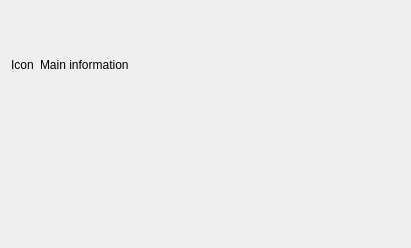
Old version of the form src/detailDialogBase.ui in the repository KDE/ksystemlog.
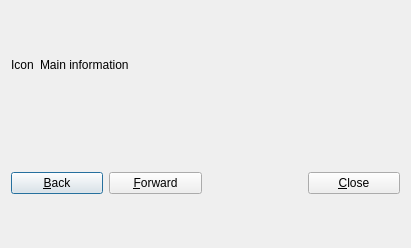
New version of the form. Custom widgets are drawn as their Qt base class.

```diff
--- a/src/detailDialogBase.ui
+++ b/src/detailDialogBase.ui
@@ -79,7 +79,7 @@
       <number>0</number>
      </property>
      <item>
-      <widget class="KPushButton" native="1" name="previous" >
+      <widget class="QPushButton" native="1" name="previous" >
        <property name="sizePolicy" >
         <sizepolicy vsizetype="Fixed" hsizetype="Minimum" >
          <horstretch>0</horstretch>
@@ -101,7 +101,7 @@
       </widget>
      </item>
      <item>
-      <widget class="KPushButton" native="1" name="next" >
+      <widget class="QPushButton" native="1" name="next" >
        <property name="sizePolicy" >
         <sizepolicy vsizetype="Fixed" hsizetype="Minimum" >
          <horstretch>0</horstretch>
@@ -139,7 +139,7 @@
       </spacer>
      </item>
      <item>
-      <widget class="KPushButton" native="1" name="closeButton" >
+      <widget class="QPushButton" native="1" name="closeButton" >
        <property name="sizePolicy" >
         <sizepolicy vsizetype="Fixed" hsizetype="Minimum" >
          <horstretch>0</horstretch>
@@ -170,11 +170,6 @@
    <extends>QWidget</extends>
    <header>ktextedit.h</header>
   </customwidget>
-  <customwidget>
-   <class>KPushButton</class>
-   <extends>QWidget</extends>
-   <header>kpushbutton.h</header>
-  </customwidget>
  </customwidgets>
  <tabstops>
   <tabstop>message</tabstop>
```
Left out of the diff: 3 changed lines with no effect on the pictures.
